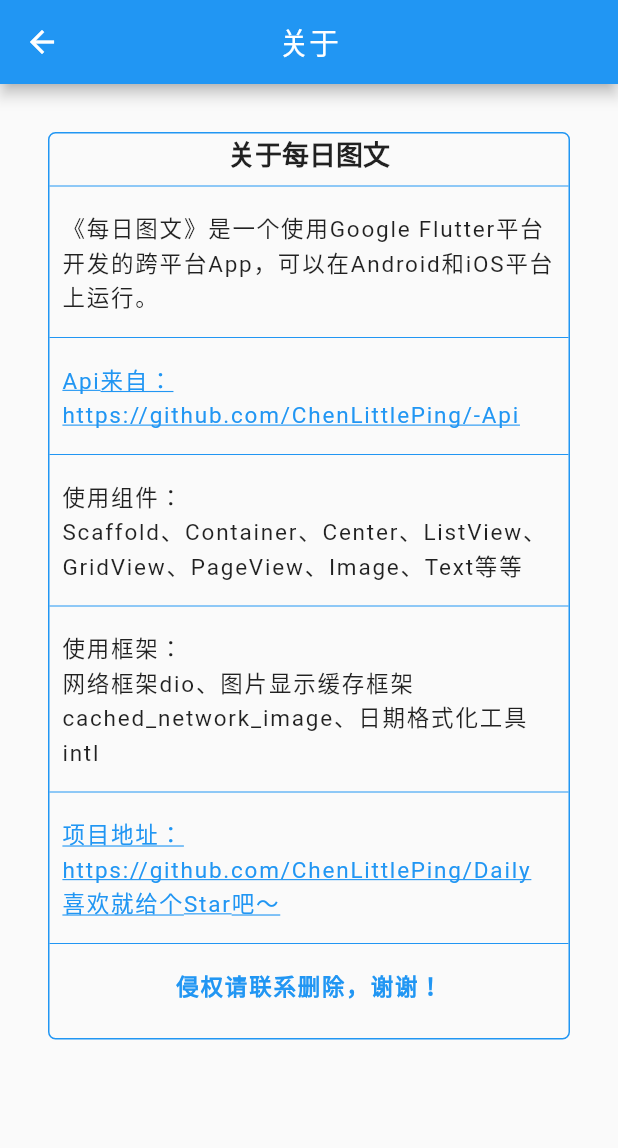
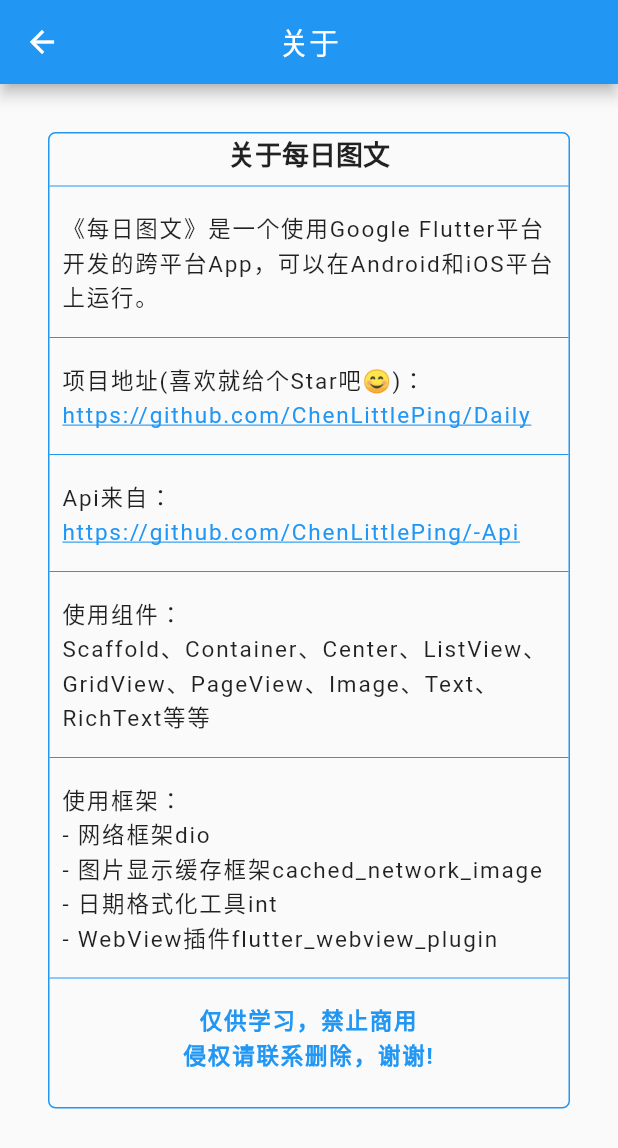
Before and after one commit to ChenLittlePing/Daily, a Flutter app: the About screen opened directly, on a phone screen of 412 x 824 dp. Shown: the top 1148 px of the screen. Run offline on Flutter 3.47's test engine with Material 2 defaults, Android fonts, the phone set to English and light mode, and no system bars; our stand-ins replace cached_network_image, dio; missing offline and left inert: flutter_webview_plugin.

Commit message:
1.优化关于页面

```diff
--- a/lib/ui/about/about.dart
+++ b/lib/ui/about/about.dart
@@ -40,29 +40,65 @@ class About extends StatelessWidget {
                 ),
                 GestureDetector(
                     onTap: () {
-                      Navigator
-                          .of(context)
-                          .push(new MaterialPageRoute(builder: (context) {
-                        return new Web("https://github.com/ChenLittlePing/-Api");
-                      }));
+                      _navToWeb(context, "项目地址",
+                          "https://github.com/ChenLittlePing/Daily");
                     },
                     child: Container(
                         margin: EdgeInsets.all(8.0),
-                        child: Text(
-                            "Api来自：\nhttps://github.com/ChenLittlePing/-Api",
-                            style: TextStyle(
-                                fontSize: 15.0,
-                                height: 1.5,
-                                letterSpacing: 1.2,
-                                color: Colors.blue,
-                                decoration: TextDecoration.underline)))),
+                        child: RichText(
+                            text: TextSpan(children: <TextSpan>[
+                          TextSpan(
+                              text: "项目地址(喜欢就给个Star吧😊)：\n",
+                              style: TextStyle(
+                                  fontSize: 15.0,
+                                  height: 1.5,
+                                  color: Colors.black87,
+                                  letterSpacing: 1.2)),
+                          TextSpan(
+                              text: "https://github.com/ChenLittlePing/Daily",
+                              style: TextStyle(
+                                  fontSize: 15.0,
+                                  height: 1.5,
+                                  letterSpacing: 1.2,
+                                  color: Colors.blue,
+                                  decoration: TextDecoration.underline))
+                        ])))),
+                Divider(
+                  color: Colors.blue,
+                ),
+                GestureDetector(
+                    onTap: () {
+                      _navToWeb(context, "相关API",
+                          "https://github.com/ChenLittlePing/-Api");
+                    },
+                    child: Container(
+                        margin: EdgeInsets.all(8.0),
+                        child: RichText(
+                            text: TextSpan(children: <TextSpan>[
+                          TextSpan(
+                              text: "Api来自：\n",
+                              style: TextStyle(
+                                  fontSize: 15.0,
+                                  height: 1.5,
+                                  color: Colors.black87,
+                                  letterSpacing: 1.2)),
+                          TextSpan(
+                              text: "https://github.com/ChenLittlePing/-Api",
+                              style: TextStyle(
+                                  fontSize: 15.0,
+                                  height: 1.5,
+                                  letterSpacing: 1.2,
+                                  color: Colors.blue,
+                                  decoration: TextDecoration.underline))
+                        ])))),
                 Divider(
                   color: Colors.blue,
                 ),
                 Container(
                     margin: EdgeInsets.all(8.0),
                     child: Text(
-                        "使用组件：\nScaffold、Container、Center、ListView、GridView、PageView、Image、Text等等",
+                        "使用组件：\nScaffold、Container、Center、ListView、"
+                        "GridView、PageView、Image、Text、RichText等等",
                         style: TextStyle(
                             fontSize: 15.0, height: 1.5, letterSpacing: 1.2))),
                 Divider(
@@ -71,38 +107,18 @@ class About extends StatelessWidget {
                 Container(
                     margin: EdgeInsets.all(8.0),
                     child: Text(
-                        "使用框架：\n网络框架dio、图片显示缓存框架cached_network_image、日期格式化工具intl",
+                        "使用框架：\n- 网络框架dio\n- 图片显示缓存框架cached_network_image\n"
+                        "- 日期格式化工具int\n- WebView插件flutter_webview_plugin",
                         style: TextStyle(
                             fontSize: 15.0, height: 1.5, letterSpacing: 1.2))),
-                Divider(
-                  color: Colors.blue,
-                ),
-                GestureDetector(
-                    onTap: () {
-                      Navigator
-                          .of(context)
-                          .push(new MaterialPageRoute(builder: (context) {
-                        return new Web("https://github.com/ChenLittlePing/Daily");
-                      }));
-                    },
-                    child: Container(
-                        margin: EdgeInsets.all(8.0),
-                        child: Text(
-                            "项目地址：\nhttps://github.com/ChenLittlePing/Daily"
-                            "\n喜欢就给个Star吧～",
-                            style: TextStyle(
-                                fontSize: 15.0,
-                                height: 1.5,
-                                letterSpacing: 1.2,
-                                color: Colors.blue,
-                                decoration: TextDecoration.underline)))),
                 Divider(
                   color: Colors.blue,
                 ),
                 Container(
                     alignment: Alignment.center,
                     margin: EdgeInsets.fromLTRB(8.0, 8.0, 8.0, 24.0),
-                    child: Text("侵权请联系删除，谢谢！",
+                    child: Text("仅供学习，禁止商用\n侵权请联系删除，谢谢!",
+                        textAlign: TextAlign.center,
                         style: TextStyle(
                             fontSize: 15.0,
                             height: 1.5,
@@ -112,4 +128,10 @@ class About extends StatelessWidget {
               ])),
         )));
   }
+
+  _navToWeb(context, String title, String url) {
+    Navigator.of(context).push(new MaterialPageRoute(builder: (context) {
+      return new Web(title, url);
+    }));
+  }
 }
--- a/lib/ui/about/web.dart
+++ b/lib/ui/about/web.dart
@@ -4,16 +4,17 @@ import 'package:flutter_webview_plugin/flutter_webview_plugin.dart';
 
 class Web extends StatelessWidget {
 
+  String title;
   String url;
 
-  Web(this.url);
+  Web(this.title, this.url);
 
   @override
   Widget build(BuildContext context) {
     return new WebviewScaffold(
       url: this.url,
       appBar: new AppBar(
-        title: new Text("相关API"),
+        title: new Text(title),
         centerTitle: true,
       )
     );
```
